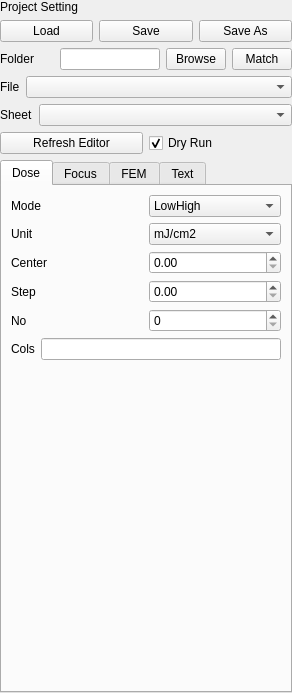
neoluxis/zju_FEMApp, file ProjectControlWidget/src/projectcontrolwidget.ui: the form before one commit.
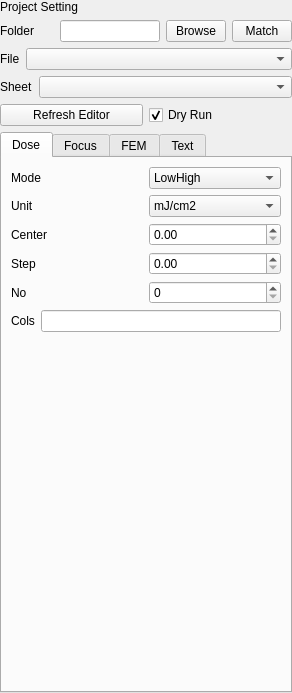
The form after the commit.

Diff of the .ui file:
```diff
--- a/ProjectControlWidget/src/projectcontrolwidget.ui
+++ b/ProjectControlWidget/src/projectcontrolwidget.ui
@@ -41,31 +41,6 @@
      </item>
     </layout>
    </item>
-   <item>
-    <layout class="QHBoxLayout" name="hbPeoject">
-     <item>
-      <widget class="QPushButton" name="btnLoad">
-       <property name="text">
-        <string>Load</string>
-       </property>
-      </widget>
-     </item>
-     <item>
-      <widget class="QPushButton" name="btnSave">
-       <property name="text">
-        <string>Save</string>
-       </property>
-      </widget>
-     </item>
-     <item>
-      <widget class="QPushButton" name="btnSaveas">
-       <property name="text">
-        <string>Save As</string>
-       </property>
-      </widget>
-     </item>
-    </layout>
-   </item>
    <item>
     <layout class="QHBoxLayout" name="hbFolder">
      <item>
```
